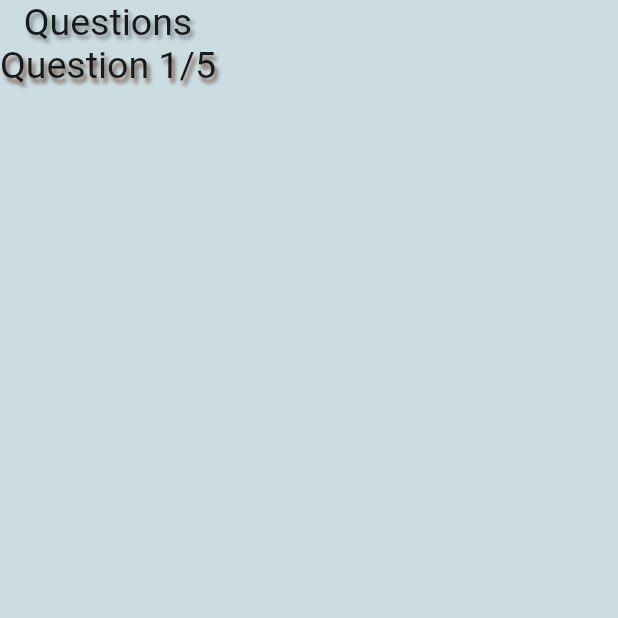
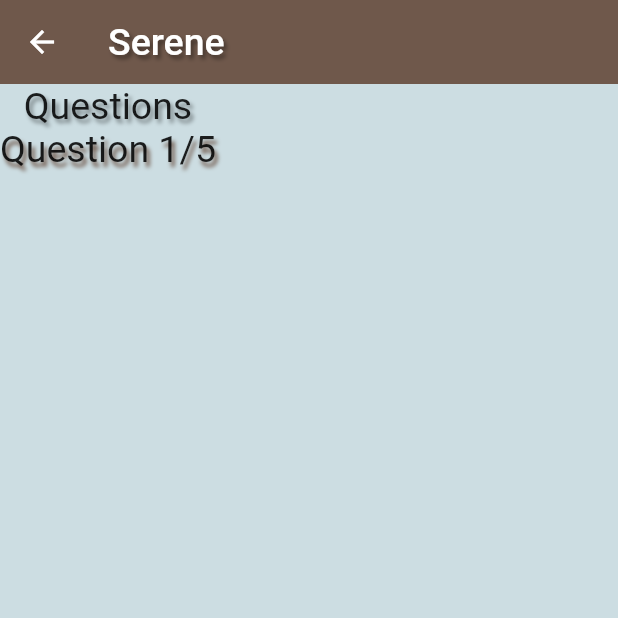
Before and after one commit to Ar998-max/SERENE, a Flutter app: the chat screen opened directly, on a phone screen of 412 x 824 dp, the top half of it. Run offline on Flutter 3.47's test engine with Material 2 defaults, Android fonts, the phone set to English and light mode, and no system bars; our stand-ins replace audioplayers; network calls fail.

Commit message:
added appbar funcitonality

```diff
--- a/serene/lib/chat.dart
+++ b/serene/lib/chat.dart
@@ -21,6 +21,32 @@ class _chatState extends State<chat> {
   Widget build(BuildContext context) {
     return Scaffold(
       backgroundColor: const Color.fromARGB(255, 204, 221, 226),
+      appBar: AppBar(
+        automaticallyImplyLeading: false,
+
+        leading: IconButton(
+          onPressed: (){
+            Navigator.of(context).pop();
+          },
+          icon: const Icon(Icons.arrow_back)
+        ),
+        backgroundColor: const Color.fromARGB(255, 111, 88, 75),
+        title: const Text(
+          'Serene',
+          style: TextStyle(
+            shadows: <Shadow>[
+              Shadow(
+                offset: Offset(2.0, 3.0),
+                blurRadius: 3,
+                color: Color.fromARGB(104, 0, 0, 0),
+              ),
+            ],
+            fontSize: 25,
+          ),
+        ),
+        elevation: 0,
+      ),
+
       body: Column(
         children: [
           const Text(
```
Also changed, not shown: serene/lib/calming_tunes.dart (+33 -7 lines).
